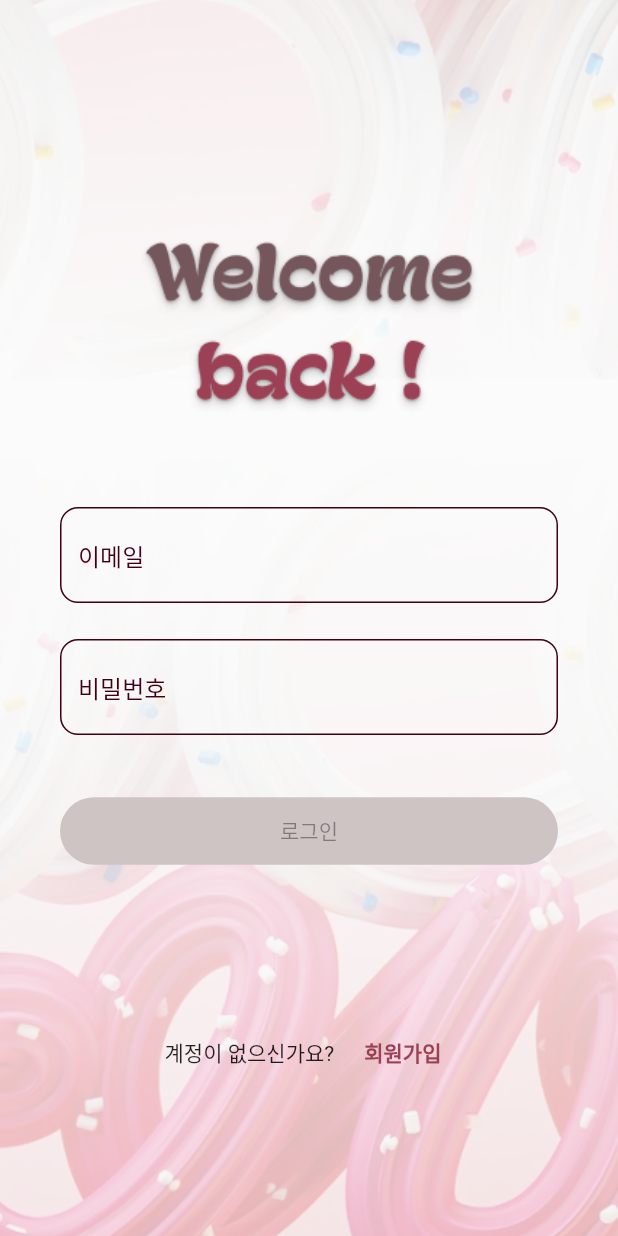
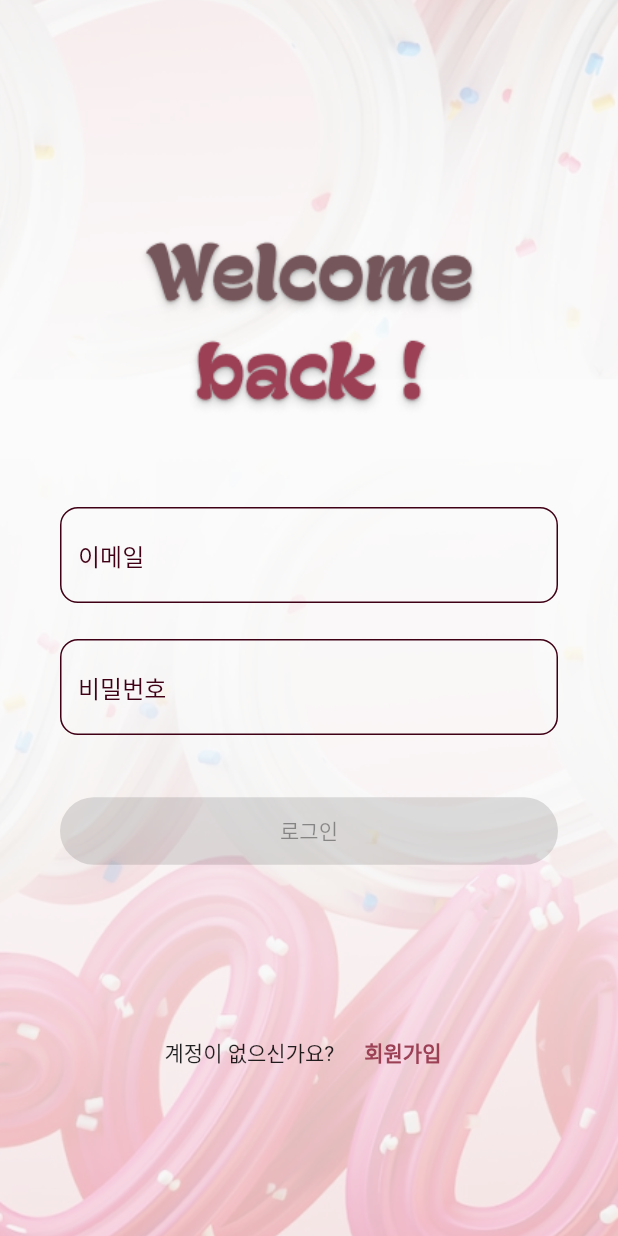
Before and after one commit to IrisDasio/TodoScream, a Flutter app: the screen it shows after launch, on a phone screen of 412 x 824 dp. Run offline on Flutter 3.47's test engine with Material 2 defaults, Android fonts, the phone set to English and light mode, and no system bars.

Commit message:
change(color)

```diff
--- a/lib/constants/custom_colors.dart
+++ b/lib/constants/custom_colors.dart
@@ -6,5 +6,4 @@ import 'package:flutter/material.dart';
 class CustomColors {
   static const Color defaultColor = Color(0xFF3F0015);
   static const Color subColor = Color(0xFF9B4055);
-  static const Color disableContainerColor = Color(0xFFCFC4C4);
 }
--- a/lib/pages/login_page/login_view.dart
+++ b/lib/pages/login_page/login_view.dart
@@ -89,8 +89,6 @@ class _LoginPageState extends State<LoginPage> {
                       child: ElevatedButton(
                         onPressed: isBtnEnable == true ? () {} : null,
                         style: ElevatedButton.styleFrom(
-                          disabledBackgroundColor:
-                              CustomColors.disableContainerColor,
                           backgroundColor: CustomColors.subColor,
                           padding: const EdgeInsets.symmetric(
                             horizontal: 36,
```
